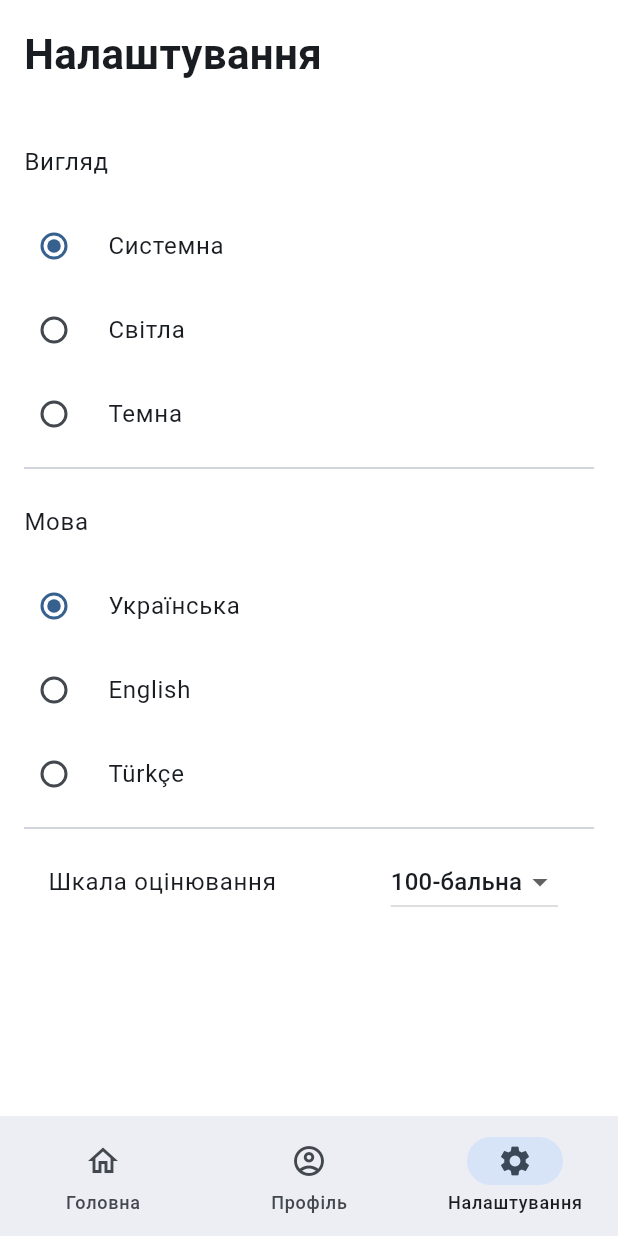
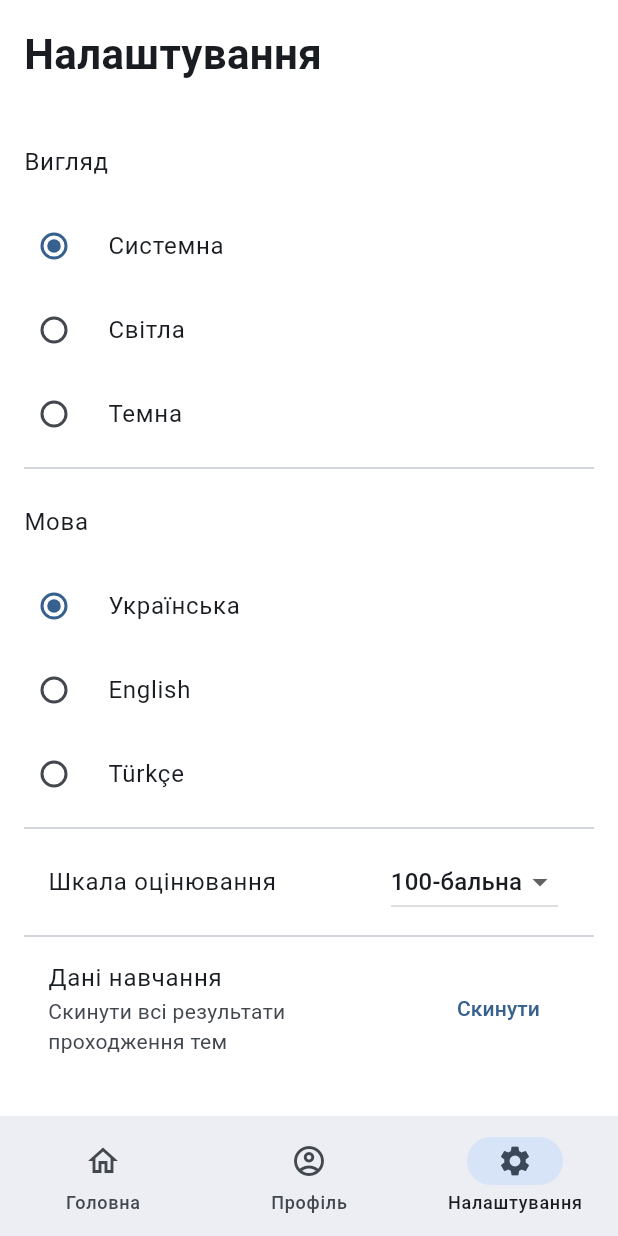
Before and after one commit to uazamula/school_tasks, a Flutter app: the screen it shows after launch, item 3 of the bottom bar chosen, on a phone screen of 412 x 824 dp. Run offline on Flutter 3.47's test engine with Material 3 defaults, Android fonts, the light colour scheme and no system bars; our stand-ins replace emoji_picker_flutter, flutter_riverpod, go_router, riverpod_annotation, shared_preferences; generated files the repository leaves out were written again.

Commit message:
v.0.4.4.2 Скидання результатів навчання DONE: Налаштування і скидання без зміни відображення на головній TODO: автоматичне оновлення головної (v. 0.4.4.3)
Перед commit виконуємо три команди:
dart format .
flutter analyze
dart run build_runner build --delete-conflicting-outputs

```diff
--- a/lib/features/settings/pages/settings_page.dart
+++ b/lib/features/settings/pages/settings_page.dart
@@ -3,6 +3,7 @@ import 'package:school_tasks/core/extensions/context_extension.dart';
 import 'package:school_tasks/features/settings/widgets/appearance_section.dart';
 import 'package:school_tasks/features/settings/widgets/grade_scale_section.dart';
 import 'package:school_tasks/features/settings/widgets/language_section.dart';
+import 'package:school_tasks/features/settings/widgets/learning_data_section.dart';
 
 import '../../../core/widgets/app_scaffold.dart';
 
@@ -29,6 +30,10 @@ class SettingsPage extends StatelessWidget {
           Divider(),
 
           GradeScaleSection(),
+
+          Divider(),
+
+          LearningDataSection(),
         ],
       ),
     );
--- /dev/null
+++ b/lib/features/settings/widgets/learning_data_section.dart
@@ -0,0 +1,60 @@
+import 'package:flutter/material.dart';
+import 'package:flutter_riverpod/flutter_riverpod.dart';
+import 'package:school_tasks/core/preferences/preferences_provider.dart';
+
+class LearningDataSection extends ConsumerWidget {
+  const LearningDataSection({super.key});
+
+  @override
+  Widget build(BuildContext context, WidgetRef ref) {
+    return ListTile(
+      title: const Text('Дані навчання'),
+      subtitle: const Text('Скинути всі результати проходження тем'),
+      trailing: TextButton(
+        onPressed: () => _confirmReset(context, ref),
+        child: const Text('Скинути'),
+      ),
+    );
+  }
+
+  Future<void> _confirmReset(BuildContext context, WidgetRef ref) async {
+    final shouldReset = await showDialog<bool>(
+      context: context,
+      builder: (context) {
+        return AlertDialog(
+          title: const Text('Скинути результати?'),
+          content: const Text(
+            'Усі результати проходження тем, включно з найкращими '
+            'результатами, будуть видалені назавжди.',
+          ),
+          actions: [
+            TextButton(
+              onPressed: () => Navigator.pop(context, false),
+              child: const Text('Ні'),
+            ),
+            FilledButton(
+              onPressed: () => Navigator.pop(context, true),
+              child: const Text('Так, скинути'),
+            ),
+          ],
+        );
+      },
+    );
+
+    if (shouldReset != true || !context.mounted) {
+      return;
+    }
+
+    final preferences = await ref.read(appPreferencesProvider.future);
+
+    await preferences.clearLearningData();
+
+    if (!context.mounted) {
+      return;
+    }
+
+    ScaffoldMessenger.of(context).showSnackBar(
+      const SnackBar(content: Text('Результати навчання скинуто')),
+    );
+  }
+}
```
